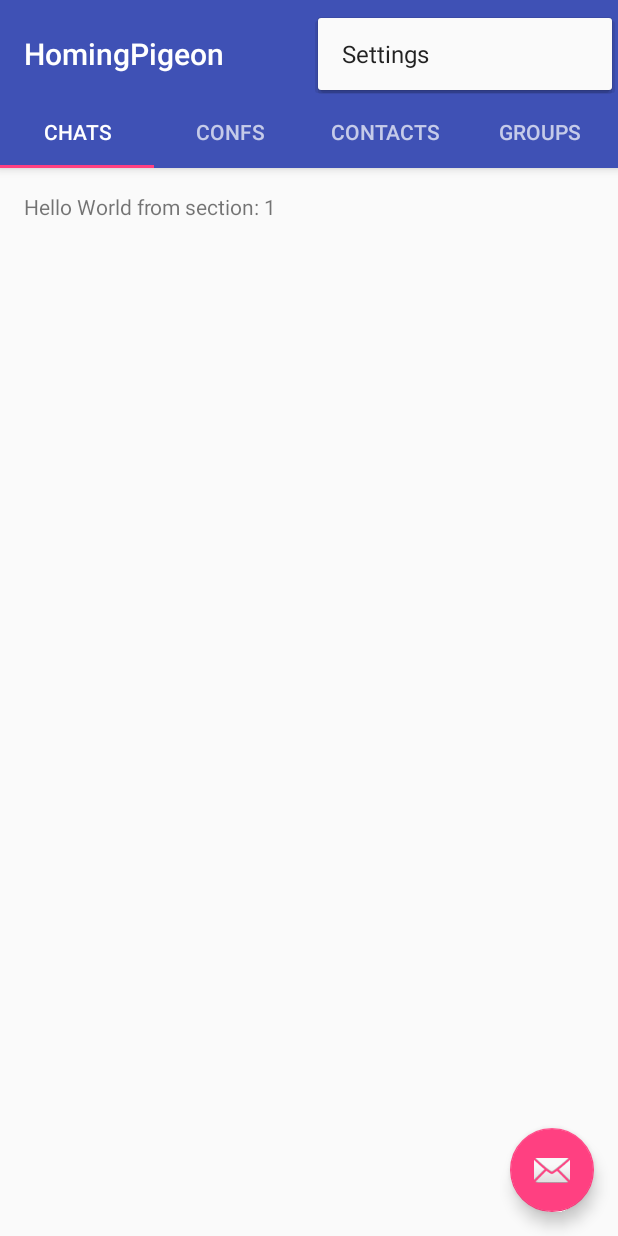
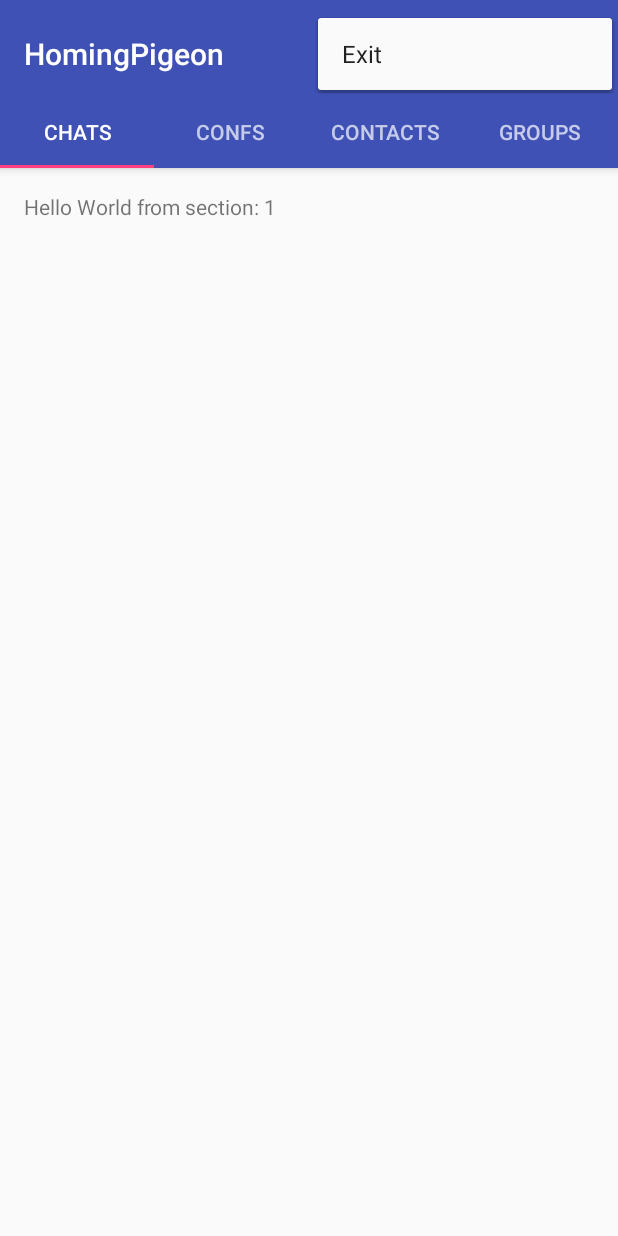
Before and after one commit to HomingPigeonProject/HomingPigeon, an Android app: the screen it shows after launch (MainActivity), with the options menu open, on a phone screen of 412 x 824 dp. Run offline under Robolectric (Android 15) with nearby library versions, the phone set to English and light mode, and no system bars.

Commit message:
activity main

```diff
--- a/Android/app/src/main/java/fr/homingpigeon/MainActivity.java
+++ b/Android/app/src/main/java/fr/homingpigeon/MainActivity.java
@@ -54,6 +54,7 @@ public class MainActivity extends AppCompatActivity {
         TabLayout tabLayout = (TabLayout) findViewById(R.id.tabs);
         tabLayout.setupWithViewPager(mViewPager);
 
+        /*
         FloatingActionButton fab = (FloatingActionButton) findViewById(R.id.fab);
         fab.setOnClickListener(new View.OnClickListener() {
             @Override
@@ -62,6 +63,7 @@ public class MainActivity extends AppCompatActivity {
                         .setAction("Action", null).show();
             }
         });
+        */
 
     }
 
@@ -81,7 +83,8 @@ public class MainActivity extends AppCompatActivity {
         int id = item.getItemId();
 
         //noinspection SimplifiableIfStatement
-        if (id == R.id.action_settings) {
+        if (id == R.id.action_exit) {
+            finish();
             return true;
         }
 
--- a/Android/app/src/main/res/layout/activity_main.xml
+++ b/Android/app/src/main/res/layout/activity_main.xml
@@ -38,6 +38,7 @@
         android:layout_height="match_parent"
         app:layout_behavior="@string/appbar_scrolling_view_behavior" />
 
+    <!--
     <android.support.design.widget.FloatingActionButton
         android:id="@+id/fab"
         android:layout_width="wrap_content"
@@ -45,5 +46,6 @@
         android:layout_gravity="end|bottom"
         android:layout_margin="@dimen/fab_margin"
         app:srcCompat="@android:drawable/ic_dialog_email" />
+     -->
 
 </android.support.design.widget.CoordinatorLayout>
--- a/Android/app/src/main/res/menu/menu_main.xml
+++ b/Android/app/src/main/res/menu/menu_main.xml
@@ -2,9 +2,16 @@
     xmlns:app="http://schemas.android.com/apk/res-auto"
     xmlns:tools="http://schemas.android.com/tools"
     tools:context="fr.homingpigeon.MainActivity">
+    <!--
     <item
         android:id="@+id/action_settings"
         android:orderInCategory="100"
         android:title="@string/action_settings"
         app:showAsAction="never" />
+        -->
+    <item
+        android:id="@+id/action_exit"
+        android:orderInCategory="100"
+        android:title="Exit"
+        app:showAsAction="never" />
 </menu>
--- a/Android/app/src/main/res/values/strings.xml
+++ b/Android/app/src/main/res/values/strings.xml
@@ -1,5 +1,6 @@
 <resources>
     <string name="app_name">HomingPigeon</string>
     <string name="action_settings">Settings</string>
+    <string name="action_exit">Exit</string>
     <string name="section_format">Hello World from section: %1$d</string>
 </resources>
```
Also changed, not shown: 192 other files.
